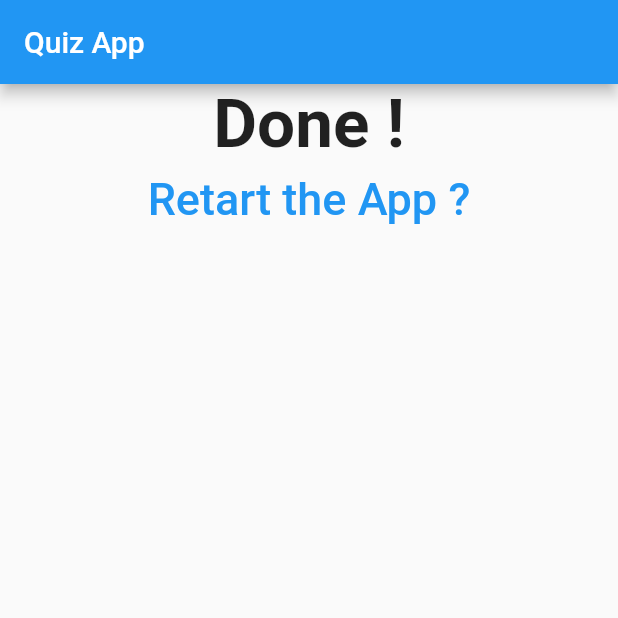
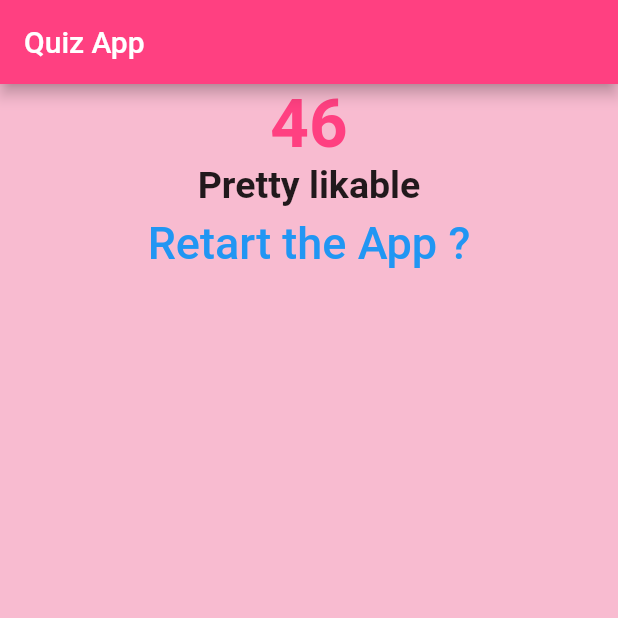
Before and after one commit to MaRiamNaser/Simple-Quiz-App, a Flutter app: the screen it shows after launch, after a tap on "Black", after a tap on "Lion", after a tap on "Green Tea", on a phone screen of 412 x 824 dp, the top half of it. Run offline on Flutter 3.47's test engine with Material 2 defaults, Android fonts, the phone set to English and light mode, and no system bars.

```diff
--- a/lib/answer.dart
+++ b/lib/answer.dart
@@ -10,7 +10,7 @@ class Answer extends StatelessWidget {
     return Container(
       width: double.infinity,
       child: RaisedButton(
-        color: Colors.blue,
+        color: Colors.pink,
         textColor: Colors.white,
         child: Text(
           answerText,
--- a/lib/main.dart
+++ b/lib/main.dart
@@ -10,29 +10,49 @@ class MyApp extends StatefulWidget {
 }
 
 class _MyAppState extends State<MyApp> {
+  int _totalScore = 0;
   final List<Map<String, Object>> _question = [
     {
       'questionText': "What is your favorite color?!",
-      'answers': ['Black', 'Green', 'Blue', 'Yellow']
+      'answers': [
+        {'text': 'Black', 'score': 10},
+        {'text': 'Green', 'score': 5},
+        {'text': 'Blue', 'score': 20},
+        {'text': 'Yellow', 'score': 7.5}
+      ]
     },
     {
       'questionText': "What is your favorite Animal?!",
-      'answers': ['Lion', 'Elephant', 'Cat', 'Dog', 'Tiger']
+      'answers': [
+        {'text': 'Lion', 'score': 30},
+        {'text': 'Elephant', 'score': 2},
+        {'text': 'Cat', 'score': 9},
+        {'text': 'Dog', 'score': 11},
+        {'text': 'Tiger', 'score': 3}
+      ]
     },
     {
       'questionText': "What is your favorite Meal?!",
-      'answers': ['carrot', 'Green Tea', 'Green coffee', 'Apple', 'Banana']
+      'answers': [
+        {'text': 'carrot', 'score': 1},
+        {'text': 'Green Tea', 'score': 6},
+        {'text': 'Green coffee', 'score': 4},
+        {'text': 'Apple', 'score': 15},
+        {'text': 'Banana', 'score': 21}
+      ]
     }
   ];
   int _questionIndex = 0;
 
   void _resetQuiz() {
     setState(() {
+      _totalScore = 0;
       _questionIndex = 0;
     });
   }
 
-  void answerQuestion() {
+  void answerQuestion(var score) {
+    _totalScore += score;
     setState(() {
       _questionIndex += 1;
     });
@@ -45,12 +65,14 @@ class _MyAppState extends State<MyApp> {
     return MaterialApp(
         home: Scaffold(
       appBar: AppBar(
+        backgroundColor: Colors.pinkAccent,
         title: Text("Quiz App"),
       ),
       body: Container(
+        color: Colors.pink[100],
         child: _questionIndex < _question.length
             ? Quiz(_question, _questionIndex, answerQuestion)
-            : Result(_resetQuiz),
+            : Result(_resetQuiz, _totalScore),
       ),
     ));
   }
--- a/lib/quiz.dart
+++ b/lib/quiz.dart
@@ -12,8 +12,13 @@ class Quiz extends StatelessWidget {
     return Column(
       children: <Widget>[
         Question(question[questionIndex]['questionText']),
-        ...(question[questionIndex]['answers'] as List<String>).map((answer) {
-          return Answer(answerQuestion, answer);
+        ...(question[questionIndex]['answers'] as List<Map<String, Object>>)
+            .map((answer) {
+          return Answer(
+              () => answerQuestion(answer['score']),
+              answer[
+                  'text']); // i want to call function answerQuestion and pass the score
+          // of the chosen answer to it so i will use lamda
         }).toList(),
       ],
     );
--- a/lib/result.dart
+++ b/lib/result.dart
@@ -2,16 +2,36 @@ import 'package:flutter/material.dart';
 
 class Result extends StatelessWidget {
   final Function z;
+  final resultScore;
 
-  Result(this.z);
+  Result(this.z, this.resultScore);
+
+  String get resultPhrase {
+    String resultText;
+    if (resultScore >= 70) {
+      resultText = " You are awesome !";
+    } else if (resultScore >= 40) {
+      resultText = "Pretty likable";
+    } else {
+      resultText = "You are so bad !";
+    }
+    return resultText;
+  }
 
   @override
   Widget build(BuildContext context) {
     return Center(
       child: Column(children: <Widget>[
         Text(
-          "Done !",
-          style: TextStyle(fontSize: 45, fontWeight: FontWeight.bold),
+          "${this.resultScore}",
+          style: TextStyle(
+              fontSize: 45,
+              fontWeight: FontWeight.bold,
+              color: Colors.pinkAccent),
+        ),
+        Text(
+          this.resultPhrase,
+          style: TextStyle(fontSize: 25, fontWeight: FontWeight.bold),
         ),
         FlatButton(
           child: Text("Retart the App ?",
```
